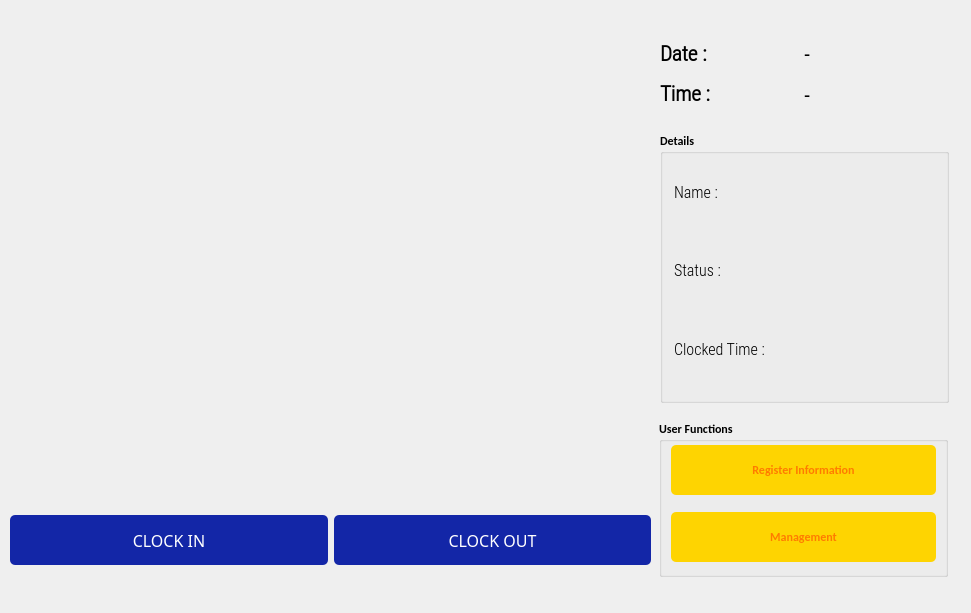
Qt form Face-Recogntion-PyQt/Face_Detection_PyQt_Final/output_window.ui (thaontp234112e/Project) before a commit.
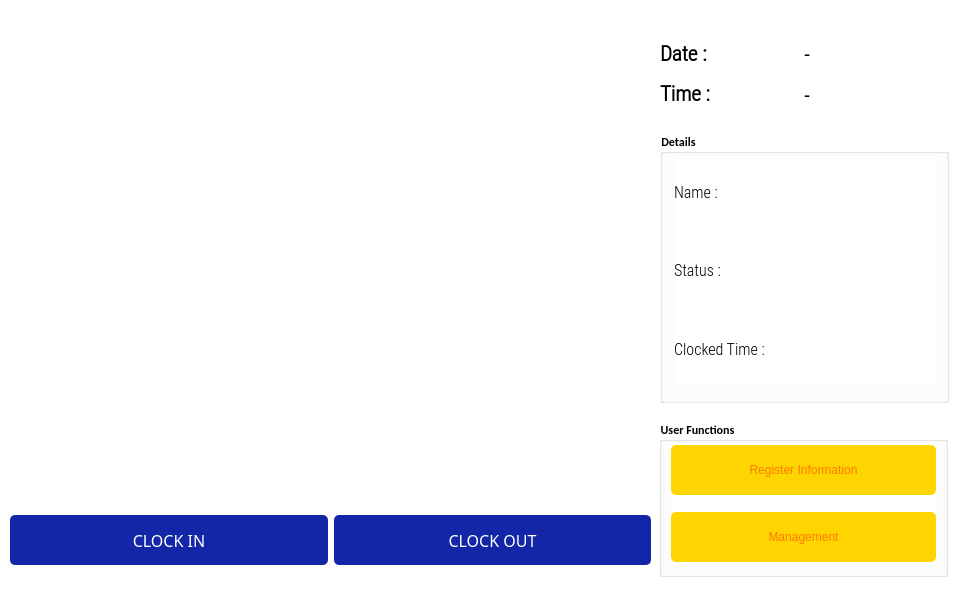
The same form after that commit. Icons and pictures are not drawn.

What changed in the file:
```diff
--- a/Face-Recogntion-PyQt/Face_Detection_PyQt_Final/output_window.ui
+++ b/Face-Recogntion-PyQt/Face_Detection_PyQt_Final/output_window.ui
@@ -36,6 +36,9 @@
    <iconset>
     <normaloff>icon.png</normaloff>icon.png</iconset>
   </property>
+  <property name="styleSheet">
+   <string notr="true">background-color: rgb(255, 255, 255);</string>
+  </property>
   <widget class="QLabel" name="imgLabel">
    <property name="geometry">
     <rect>
```
